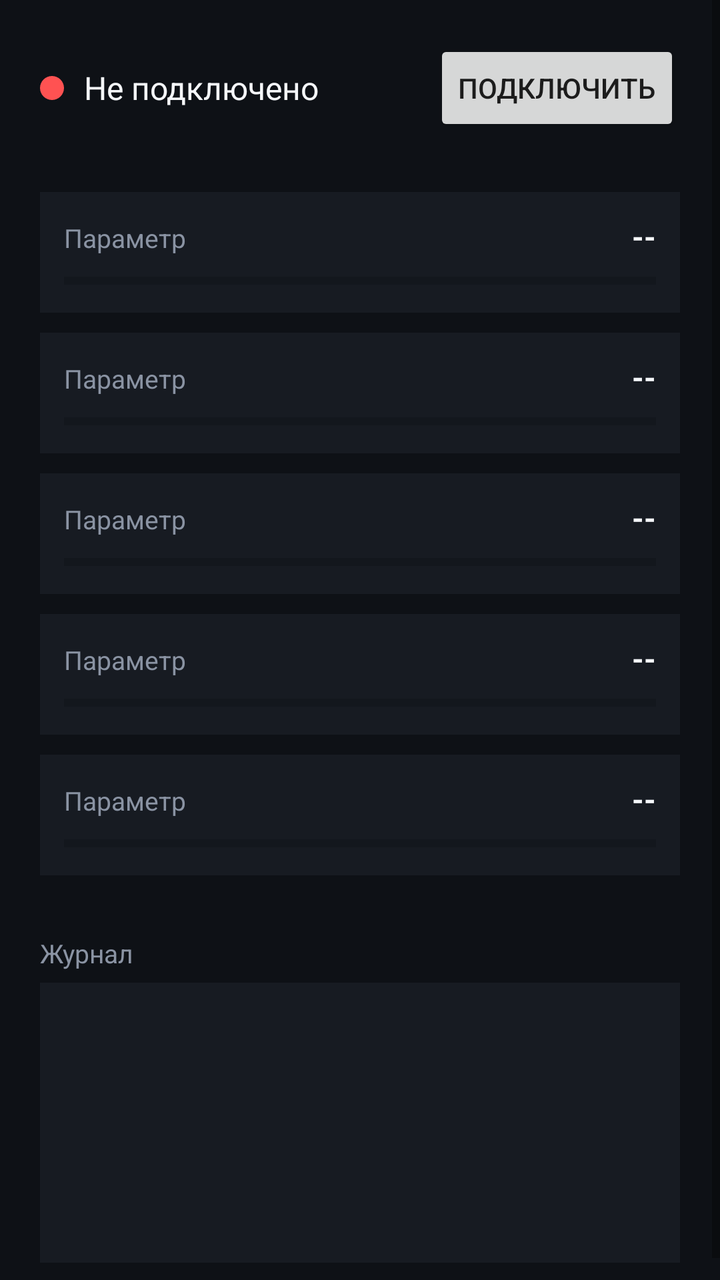
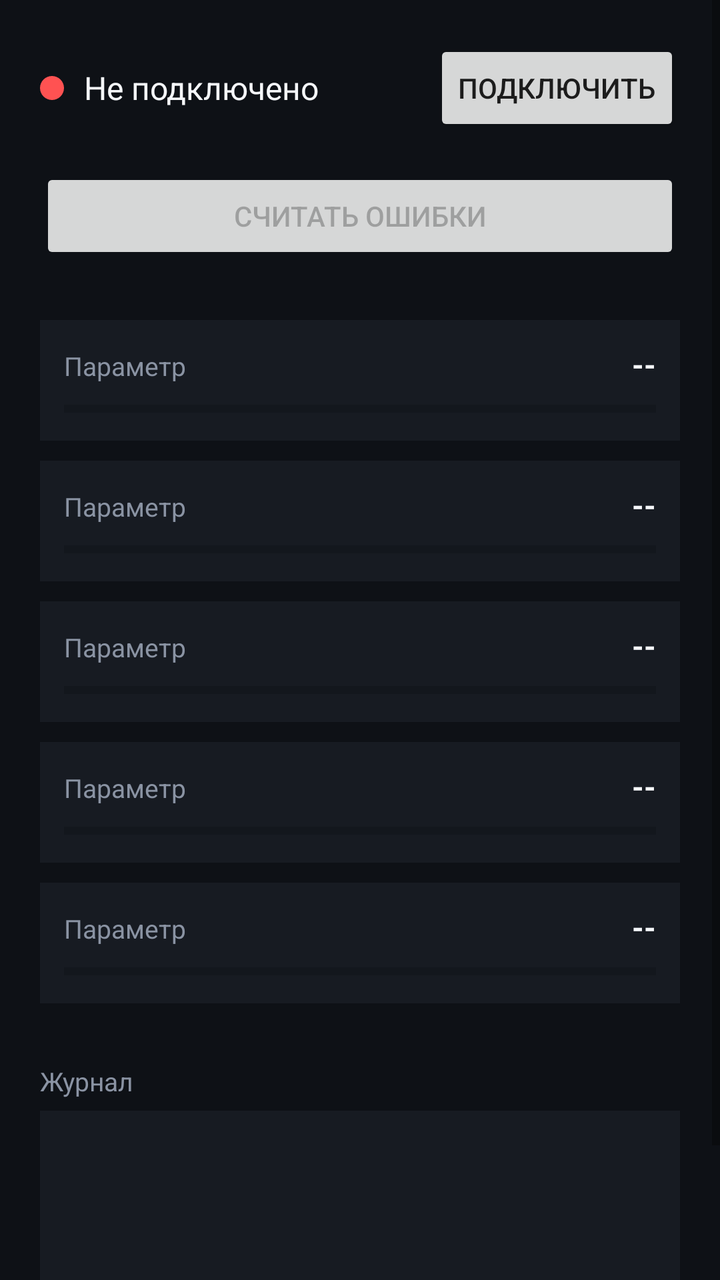

The first picture is an Android layout as it rendered before a commit; the second is the same layout after the commit. The layout source and the unified diff follow.
<!-- AndroidManifest.xml: application theme Theme.ObdMonitor -->
<!-- res/layout/activity_main.xml -->
<?xml version="1.0" encoding="utf-8"?>
<ScrollView xmlns:android="http://schemas.android.com/apk/res/android"
    android:layout_width="match_parent"
    android:layout_height="match_parent"
    android:background="@color/bg_dark"
    android:fillViewport="true">

    <LinearLayout
        android:layout_width="match_parent"
        android:layout_height="wrap_content"
        android:orientation="vertical"
        android:padding="20dp">

        
        <LinearLayout
            android:layout_width="match_parent"
            android:layout_height="wrap_content"
            android:orientation="horizontal"
            android:gravity="center_vertical"
            android:layout_marginBottom="16dp">

            <View
                android:id="@+id/statusDot"
                android:layout_width="12dp"
                android:layout_height="12dp"
                android:background="@drawable/dot_red" />

            <TextView
                android:id="@+id/statusText"
                android:layout_width="0dp"
                android:layout_height="wrap_content"
                android:layout_weight="1"
                android:layout_marginStart="10dp"
                android:text="Не подключено"
                android:textColor="@color/text_primary"
                android:textSize="16sp" />

            <Button
                android:id="@+id/connectButton"
                android:layout_width="wrap_content"
                android:layout_height="wrap_content"
                android:text="Подключить" />
        </LinearLayout>

        
        <LinearLayout
            android:layout_width="match_parent"
            android:layout_height="wrap_content"
            android:orientation="horizontal"
            android:weightSum="2">

            <com.example.obdmonitor.GaugeView
                android:id="@+id/rpmGauge"
                android:layout_width="0dp"
                android:layout_height="0dp"
                android:layout_weight="1" />

            <com.example.obdmonitor.GaugeView
                android:id="@+id/speedGauge"
                android:layout_width="0dp"
                android:layout_height="0dp"
                android:layout_weight="1" />
        </LinearLayout>

        
        <LinearLayout
            android:layout_width="match_parent"
            android:layout_height="wrap_content"
            android:orientation="vertical"
            android:layout_marginTop="12dp">

            <include layout="@layout/stat_row" android:id="@+id/rowCoolant"/>
            <include layout="@layout/stat_row" android:id="@+id/rowLoad"/>
            <include layout="@layout/stat_row" android:id="@+id/rowThrottle"/>
            <include layout="@layout/stat_row" android:id="@+id/rowFuel"/>
            <include layout="@layout/stat_row" android:id="@+id/rowIntakeTemp"/>

        </LinearLayout>

        
        <TextView
            android:layout_width="match_parent"
            android:layout_height="wrap_content"
            android:layout_marginTop="20dp"
            android:text="Журнал"
            android:textColor="@color/text_secondary"
            android:textSize="13sp" />

        <TextView
            android:id="@+id/logView"
            android:layout_width="match_parent"
            android:layout_height="140dp"
            android:layout_marginTop="6dp"
            android:background="@color/panel"
            android:padding="10dp"
            android:fontFamily="monospace"
            android:textColor="@color/text_secondary"
            android:textSize="11sp"
            android:scrollbars="vertical" />

    </LinearLayout>
</ScrollView>
<!-- res/layout/stat_row.xml (included above) -->
<?xml version="1.0" encoding="utf-8"?>
<LinearLayout xmlns:android="http://schemas.android.com/apk/res/android"
    android:layout_width="match_parent"
    android:layout_height="wrap_content"
    android:orientation="vertical"
    android:background="@color/panel"
    android:padding="12dp"
    android:layout_marginBottom="10dp">

    <LinearLayout
        android:layout_width="match_parent"
        android:layout_height="wrap_content"
        android:orientation="horizontal">

        <TextView
            android:id="@+id/rowLabel"
            android:layout_width="0dp"
            android:layout_height="wrap_content"
            android:layout_weight="1"
            android:text="Параметр"
            android:textColor="@color/text_secondary"
            android:textSize="13sp" />

        <TextView
            android:id="@+id/rowValue"
            android:layout_width="wrap_content"
            android:layout_height="wrap_content"
            android:text="--"
            android:textColor="@color/text_primary"
            android:textStyle="bold"
            android:textSize="15sp" />
    </LinearLayout>

    <ProgressBar
        android:id="@+id/rowProgress"
        style="?android:attr/progressBarStyleHorizontal"
        android:layout_width="match_parent"
        android:layout_height="8dp"
        android:layout_marginTop="8dp"
        android:max="100"
        android:progress="0"
        android:progressTint="@color/accent" />

</LinearLayout>
<!-- resources referenced by this layout -->
<resources>
  <color name="accent">#00E5A0</color>
  <color name="bg_dark">#0E1116</color>
  <color name="panel">#171B22</color>
  <color name="text_primary">#F5F7FA</color>
  <color name="text_secondary">#8A93A3</color>
  <!-- drawable dot_red (drawable) -->
  <?xml version="1.0" encoding="utf-8"?>
  <shape xmlns:android="http://schemas.android.com/apk/res/android" android:shape="oval">
      <solid android:color="@color/accent_warn" />
  </shape>
  <style name="Theme.ObdMonitor" parent="Theme.MaterialComponents.DayNight.NoActionBar">
          <item name="android:windowBackground">@color/bg_dark</item>
          <item name="colorPrimary">@color/accent</item>
          <item name="colorPrimaryDark">@color/bg_dark</item>
          <item name="android:statusBarColor">@color/bg_dark</item>
      </style>
  <color name="accent_warn">#FF5252</color>
</resources>

<!-- the commit's change to res/layout/activity_main.xml (unified diff, before → after) -->
@@ -41,6 +41,14 @@
                 android:layout_height="wrap_content"
                 android:text="Подключить" />
         </LinearLayout>
+
+        <Button
+            android:id="@+id/dtcButton"
+            android:layout_width="match_parent"
+            android:layout_height="wrap_content"
+            android:layout_marginBottom="16dp"
+            android:enabled="false"
+            android:text="Считать ошибки" />
 
         
         <LinearLayout
